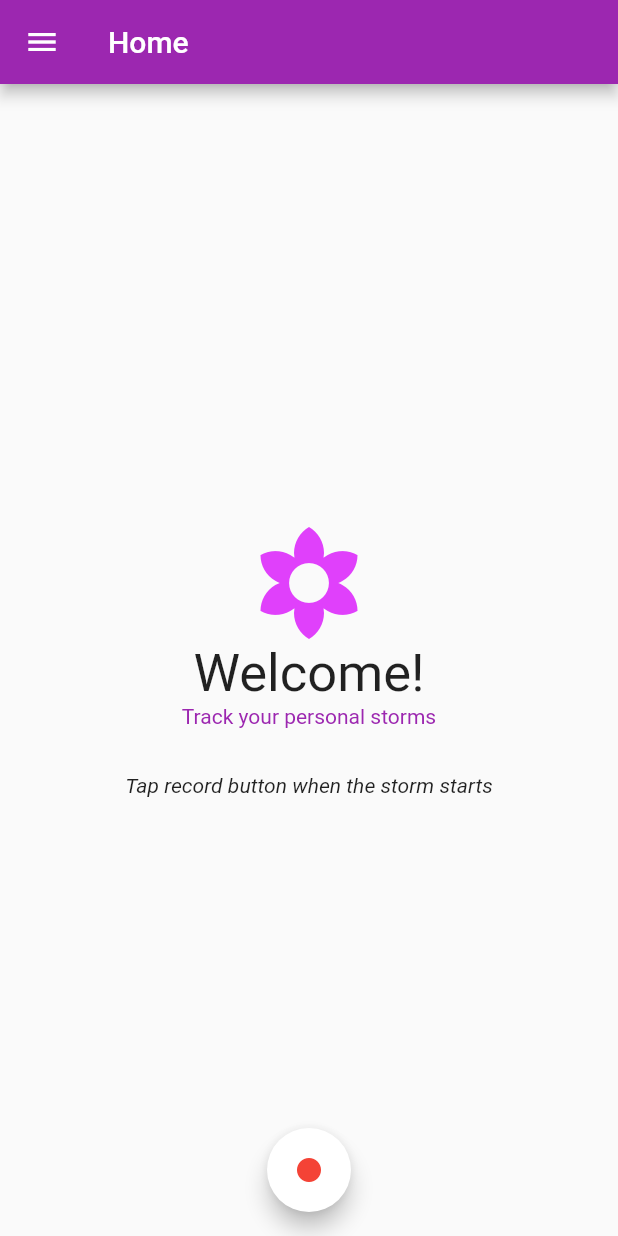
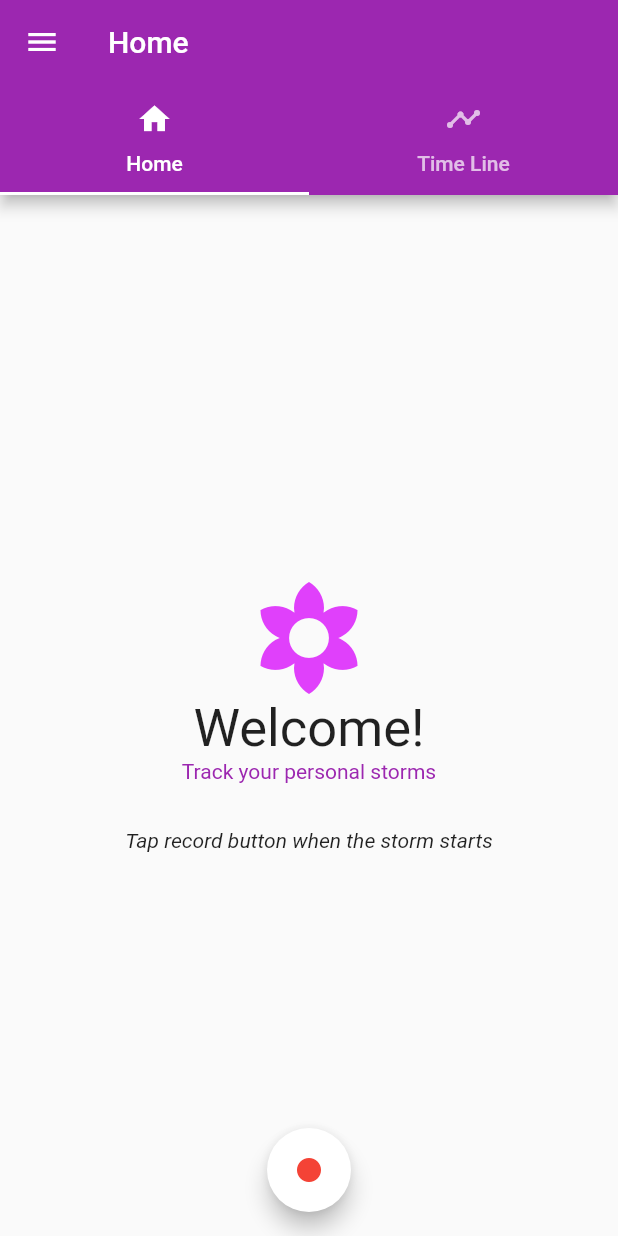
Before and after one commit to sanjul/storm-tracker, a Flutter app: the screen it shows after launch, on a phone screen of 412 x 824 dp. Run offline on Flutter 3.47's test engine with Material 2 defaults, Android fonts, the phone set to English and light mode, and no system bars; our stand-ins replace sqflite; missing offline and left inert: side_header_list_view; accounts and stored records are empty.

Commit message:
Make subtabs for home

```diff
--- a/lib/views/navigation/app_navigator_view.dart
+++ b/lib/views/navigation/app_navigator_view.dart
@@ -23,16 +23,20 @@ class AppNavigatorViewState extends State<AppNavigatorView> {
   void initState() {
     /* List of views that can be loaded in home view */
     _views = [
+      Navigatable(icon: Icons.home, title: "Home",
+          // builder: () =>  HomeView(),
+          views: [
             Navigatable(
+              title: "Home",
               icon: Icons.home,
-        title: "Home",
               builder: () => HomeView(),
             ),
             Navigatable(
+              title: "Time Line",
               icon: Icons.timeline,
-        title: "Time Line",
               builder: () => TimelineView(),
-      ),
+            )
+          ]),
       Navigatable(
         icon: Icons.pie_chart,
         title: "Charts",
@@ -48,13 +52,25 @@ class AppNavigatorViewState extends State<AppNavigatorView> {
 
   @override
   Widget build(BuildContext context) {
-    return new Scaffold(
+    Widget content = Scaffold(
       appBar: new AppBar(
         title: Text(_currentView != null ? _currentView.title : null),
+        bottom: _buildTabs(),
       ),
-      body: _currentView.builder(),
+      body: _buildBody(),
       drawer: AppDrawer(this),
     );
+
+    if (_currentView.builder == null &&
+        _currentView.views != null &&
+        _currentView.views.isNotEmpty) {
+      content = DefaultTabController(
+        length: _currentView.views.length,
+        child: content,
+      );
+    }
+
+    return content;
   }
 
   void navigateTo(Navigatable view) {
@@ -62,4 +78,37 @@ class AppNavigatorViewState extends State<AppNavigatorView> {
       _currentView = view;
     });
   }
+
+  Widget _buildBody() {
+    if (_currentView.builder != null) {
+      return _currentView.builder();
+    } else if (_currentView.views != null && _currentView.views.isNotEmpty) {
+      return TabBarView(
+        children: _currentView.views
+            .map(
+              (nav) => nav.builder(),
+            )
+            .toList(),
+      );
+    } else {
+      return Center(child: Text("Invalid view"));
     }
+  }
+
+  Widget _buildTabs() {
+    if (_currentView.views != null && _currentView.builder == null) {
+      List<Tab> _tabs = new List<Tab>();
+      _currentView.views.forEach((nav) {
+        _tabs.add(Tab(
+          icon: Icon(nav.icon),
+          text: nav.title,
+        ));
+      });
+      return TabBar(
+        tabs: _tabs,
+      );
+    }
+
+    return null;
+  }
+}
--- a/lib/views/navigation/navigatable.dart
+++ b/lib/views/navigation/navigatable.dart
@@ -6,10 +6,12 @@ class Navigatable {
   IconData icon;
   String title;
   ViewBuilder builder;
-
+  List<Navigatable> views;
   // Constructor
   Navigatable({
     @required this.title,
-    @required this.builder,
-    this.icon});
+    this.builder,
+    this.icon,
+    this.views
+    });
 }
```
Lines whose indentation alone changed are shown as unchanged.
